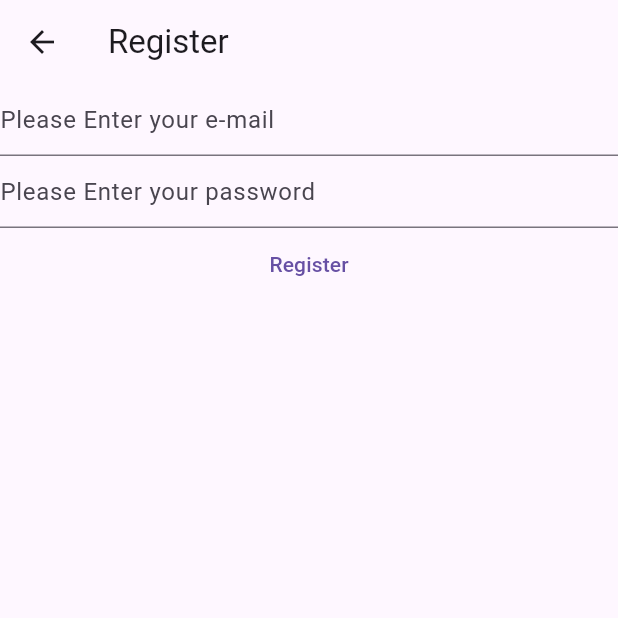
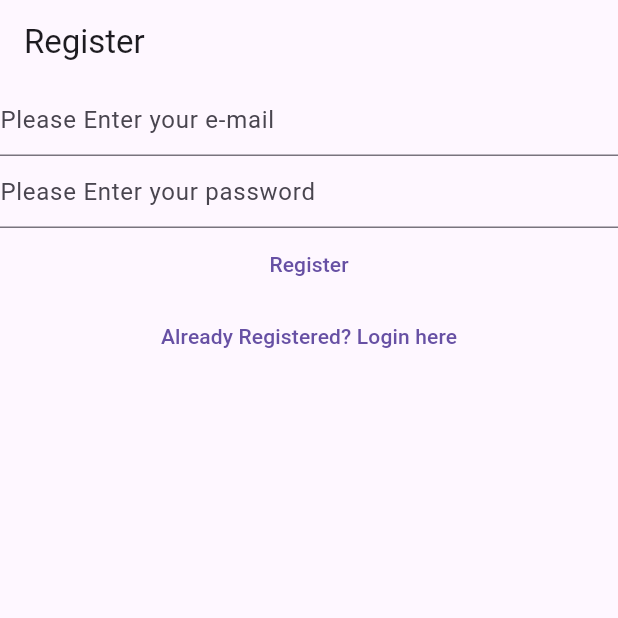
Before and after one commit to tommyfufu/flutter_mynotes, a Flutter app: the RegisterView screen opened directly, on a phone screen of 412 x 824 dp, the top half of it. Run offline on Flutter 3.47's test engine with Material 2 defaults, Android fonts, the phone set to English and light mode, and no system bars; our stand-ins replace firebase_auth, firebase_core; accounts and stored records are empty.

Commit message:
all view connect

```diff
--- a/lib/views/register_view.dart
+++ b/lib/views/register_view.dart
@@ -1,7 +1,5 @@
 import 'package:firebase_auth/firebase_auth.dart';
-import 'package:firebase_core/firebase_core.dart';
 import 'package:flutter/material.dart';
-import 'package:mynotes/firebase_options.dart';
 
 class RegisterView extends StatefulWidget {
   const RegisterView({super.key});
@@ -33,14 +31,7 @@ class _RegisterViewState extends State<RegisterView> {
     //return const Placeholder();
     return Scaffold(
       appBar: AppBar(title: const Text('Register')),
-      body: FutureBuilder(
-        future: Firebase.initializeApp(
-          options: DefaultFirebaseOptions.currentPlatform,
-        ),
-        builder: (context, snapshot) {
-          switch (snapshot.connectionState) {
-            case ConnectionState.done:
-              return Column(
+      body: Column(
         children: [
           //controller (like poxry ) connect to Textfield
           TextField(
@@ -67,8 +58,8 @@ class _RegisterViewState extends State<RegisterView> {
               final email = _email.text;
               final password = _password.text;
               try {
-                        final userCredential = await FirebaseAuth.instance
-                            .createUserWithEmailAndPassword(
+                final userCredential =
+                    await FirebaseAuth.instance.createUserWithEmailAndPassword(
                   email: email,
                   password: password,
                 );
@@ -87,12 +78,14 @@ class _RegisterViewState extends State<RegisterView> {
             },
             child: const Text('Register'),
           ),
+          TextButton(
+            onPressed: () {
+              Navigator.of(context)
+                  .pushNamedAndRemoveUntil('/login/', (route) => false);
+            },
+            child: const Text('Already Registered? Login here'),
+          )
         ],
-              );
-            default:
-              return const Text('Loading...');
-          }
-        },
       ),
     );
   }
```
Also changed, not shown: lib/main.dart (+16 -8 lines), lib/views/login_view.dart (+12 -17 lines), lib/views/verified.dart (added, +33 -0 lines). Lines whose indentation alone changed are shown as unchanged.
